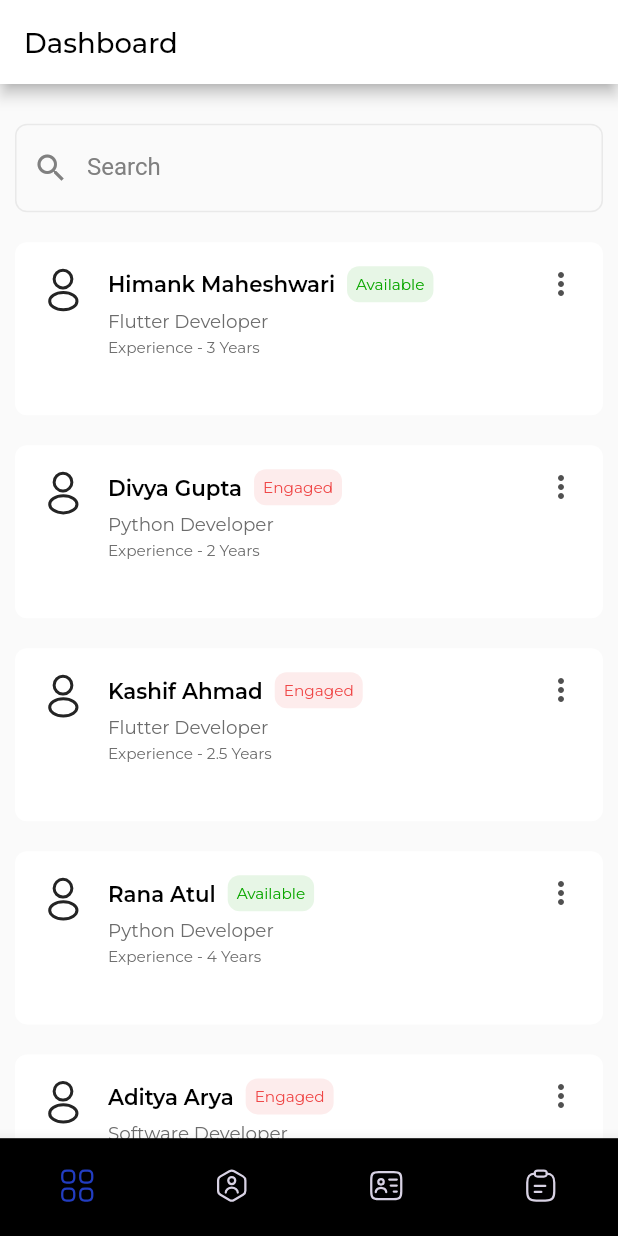
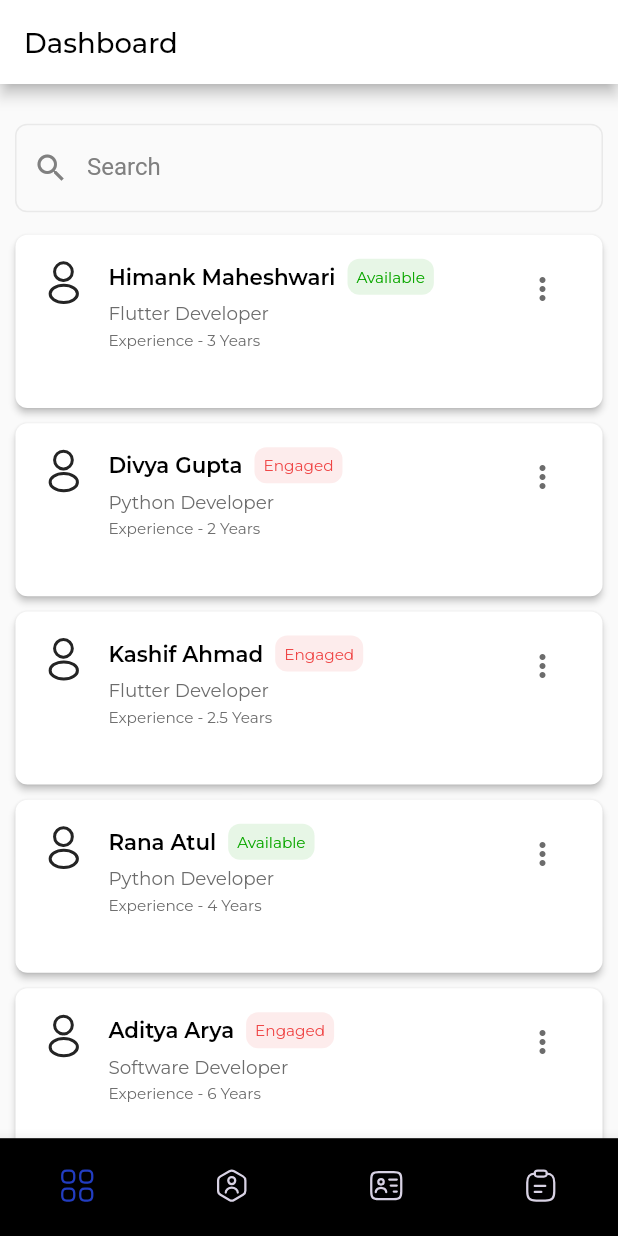
Before and after one commit to Runtimeterror2022/Runtime-T-Error-MobileApp, a Flutter app: the screen it shows after launch, on a phone screen of 412 x 824 dp. Run offline on Flutter 3.47's test engine with Material 2 defaults, Android fonts, the phone set to English and light mode, and no system bars; our stand-ins replace dio, flutter_screenutil, flutter_svg, get, google_fonts, google_sign_in and 3 more; missing offline and left inert: device_info_plus_web, firebase_analytics_web, firebase_core_web, firebase_messaging_web, firebase_remote_config_web, flutter_login_facebook and 3 more; accounts and stored records are empty; statements that could not run were skipped.

Commit message:
Merge Color
Merge Color

```diff
--- a/flutter/lib/core/common_widgets/info_card_ui.dart
+++ b/flutter/lib/core/common_widgets/info_card_ui.dart
@@ -34,6 +34,7 @@ class DeveloperInfoCard extends StatelessWidget {
           vertical: 5 * SizeConfig.heightMultiplier!),
       child: ElevatedButton(
         style: ButtonStyle(
+            backgroundColor: MaterialStateProperty.all(Colors.transparent),
             padding: MaterialStateProperty.all(EdgeInsets.zero),
             shape: MaterialStateProperty.all(const RoundedRectangleBorder(
                 borderRadius: BorderRadius.all(Radius.circular(8))))),
@@ -128,9 +129,39 @@ class DeveloperInfoCard extends StatelessWidget {
                           ),
                   ],
                 ),
+                const Spacer(),
+                Container(
+                  child: IconButton(
+                    alignment: Alignment.topCenter,
+                    onPressed: () {
+                      // showModalBottomSheet<void>(
+                      //   context: context,
+                      //   builder: (BuildContext context) {
+                      //     return callTabView();
+                      //   },
+                      // );
+                    },
+                    icon: const Icon(Icons.more_vert),
+                    color: AppColors.kgrey300,
+                  ),
+                )
               ]),
         ),
       ),
     );
   }
+
+  // Widget callTabView() {
+  //   return SizedBox(
+  //     height: 200,
+  //     child: Center(
+  //       child: Column(
+  //         mainAxisAlignment: MainAxisAlignment.center,
+  //         children: const [
+  //           Text('GeeksforGeeks'),
+  //         ],
+  //       ),
+  //     ),
+  //   );
+  // }
 }
--- a/flutter/lib/core/constants/color_palette.dart
+++ b/flutter/lib/core/constants/color_palette.dart
@@ -15,6 +15,7 @@ abstract class AppColors {
   static const kinActiveText = Color(0xFFEF4444);
   static const kprimary = Color(0xFFf5f5f5);
   static const ksecondary = Color(0xFF242424);
+  static const kbuttonColor = Color(0xFF242424);
 
   static const ktransparent = Colors.transparent;
   static const kYellow = Color(0xFFFFB823);
--- a/flutter/lib/feature/developer_profile/view/developer_profile.dart
+++ b/flutter/lib/feature/developer_profile/view/developer_profile.dart
@@ -8,8 +8,8 @@ class DeveloperProfileScreen extends StatefulWidget {
   String name;
   String techStack;
   String experience;
-  DeveloperProfileScreen(this.name, this.techStack, this.experience, {Key? key})
-      : super(key: key);
+  // ignore: sort_constructors_first
+  DeveloperProfileScreen(this.name, this.techStack, this.experience);
 
   @override
   State<DeveloperProfileScreen> createState() => _DeveloperProfileScreenState();
@@ -90,7 +90,18 @@ class _DeveloperProfileScreenState extends State<DeveloperProfileScreen> {
                       fontWeight: FontWeight.w500),
                 ),
               ),
-              const SizedBox(height: 20),
+              Row(
+                mainAxisAlignment: MainAxisAlignment.center,
+                children: [
+                  TextButton(
+                    onPressed: () {},
+                    child: const Text('Previous Calls'),
+                  ),
+                  TextButton(
+                      onPressed: () {}, child: const Text('Upcoming Calls'))
+                ],
+              ),
+              // const SizedBox(height: 20),
               Container(
                 margin: const EdgeInsets.symmetric(horizontal: 20),
                 child: const Divider(
--- a/flutter/lib/feature/home/view/home.dart
+++ b/flutter/lib/feature/home/view/home.dart
@@ -1,5 +1,6 @@
 import 'package:flutter/material.dart';
 import 'package:flutter_svg/flutter_svg.dart';
+import 'package:mvc_bolierplate_getx/core/common_widgets/info_card_ui.dart';
 import 'package:mvc_bolierplate_getx/core/constants/app_text_style.dart';
 import 'package:mvc_bolierplate_getx/core/constants/color_palette.dart';
 import 'package:mvc_bolierplate_getx/core/constants/image_path.dart';
@@ -72,7 +73,7 @@ class _HomePageState extends State<HomePage> {
         FocusScope.of(context).requestFocus(FocusNode());
       },
       child: Scaffold(
-        backgroundColor: Colors.grey.shade50,
+        backgroundColor: const Color.fromRGBO(250, 250, 250, 1),
         appBar: AppBar(
           backgroundColor: Colors.white,
           title: Text(
@@ -100,8 +101,13 @@ class _HomePageState extends State<HomePage> {
                 physics: const BouncingScrollPhysics(),
                 itemCount: _employee.length,
                 itemBuilder: (BuildContext context, int index) {
-                  return InkWell(
-                    onTap: () {
+                  return DeveloperInfoCard(
+                    name: _employee[index]['name'],
+                    experience: _employee[index]['experience'],
+                    techStack: _employee[index]['tech_stack'],
+                    isAvailable: _employee[index]['isAvailable'],
+                    isClient: false,
+                    onPressed: () {
                       Navigator.push(
                         context,
                         MaterialPageRoute(
@@ -112,12 +118,6 @@ class _HomePageState extends State<HomePage> {
                                 )),
                       );
                     },
-                    child: employeeCard(
-                      _employee[index]['name'],
-                      _employee[index]['experience'],
-                      _employee[index]['tech_stack'],
-                      _employee[index]['isAvailable'],
-                    ),
                   );
                 },
               ),
@@ -127,84 +127,4 @@ class _HomePageState extends State<HomePage> {
       ),
     );
   }
-
-  // ignore: prefer_expression_function_bodies
-  Widget employeeCard(
-      String name, String experience, String techStack, bool isAvailable) {
-    return Container(
-      height: MediaQuery.of(context).size.height * .14,
-      margin: const EdgeInsets.all(10),
-      padding: const EdgeInsets.all(16),
-      decoration: const BoxDecoration(
-          color: Colors.white,
-          borderRadius: BorderRadius.all(Radius.circular(8))),
-      child: Row(
-          mainAxisAlignment: MainAxisAlignment.start,
-          crossAxisAlignment: CrossAxisAlignment.start,
-          children: [
-            SvgPicture.asset(ImagePath.userIcon),
-            const SizedBox(width: 14),
-            Column(
-              mainAxisAlignment: MainAxisAlignment.start,
-              crossAxisAlignment: CrossAxisAlignment.start,
-              children: [
-                Row(
-                  mainAxisAlignment: MainAxisAlignment.start,
-                  children: [
-                    Text(name, style: AppTextStyle.blackBold14),
-                    const SizedBox(width: 8),
-                    (isAvailable)
-                        ? Container(
-                            padding: const EdgeInsets.all(5),
-                            decoration: BoxDecoration(
-                                color: AppColors.kactiveBackground,
-                                border: Border.all(
-                                  color: AppColors.ktransparent,
-                                ),
-                                borderRadius:
-                                    const BorderRadius.all(Radius.circular(8))),
-                            child: Text(
-                              'Available',
-                              style: AppTextStyle.activeregular10,
-                            ),
-                          )
-                        : Container(
-                            padding: const EdgeInsets.all(5),
-                            decoration: BoxDecoration(
-                                color: AppColors.kinActiveBackground,
-                                border: Border.all(
-                                  color: AppColors.ktransparent,
-                                ),
-                                borderRadius:
-                                    const BorderRadius.all(Radius.circular(8))),
-                            child: Text(
-                              'Engaged',
-                              style: AppTextStyle.inActiveregular10,
-                            ),
-                          ),
-                  ],
-                ),
-                const SizedBox(height: 5),
-                Text(
-                  techStack,
-                  style: AppTextStyle.grey300Regular12,
-                ),
-                const SizedBox(height: 4),
-                Text(
-                  'Experience - $experience Years',
-                  style: AppTextStyle.grey300Regular10,
-                ),
-              ],
-            ),
-            const Spacer(),
-            InkWell(
-              onTap: () {},
-              child: const Icon(
-                Icons.more_vert,
-                color: AppColors.kgrey50,
-              ),
-            )
-          ]),
-    );
-  }
 }
--- a/flutter/lib/main.dart
+++ b/flutter/lib/main.dart
@@ -4,5 +4,6 @@ import 'package:flutter/material.dart';
 import 'package:mvc_bolierplate_getx/my_app.dart';
 
 Future<void> main() async {
+  Paint.enableDithering = true;
   runApp(const MyApp());
 }
```
Also changed, not shown: flutter/pubspec.lock.
